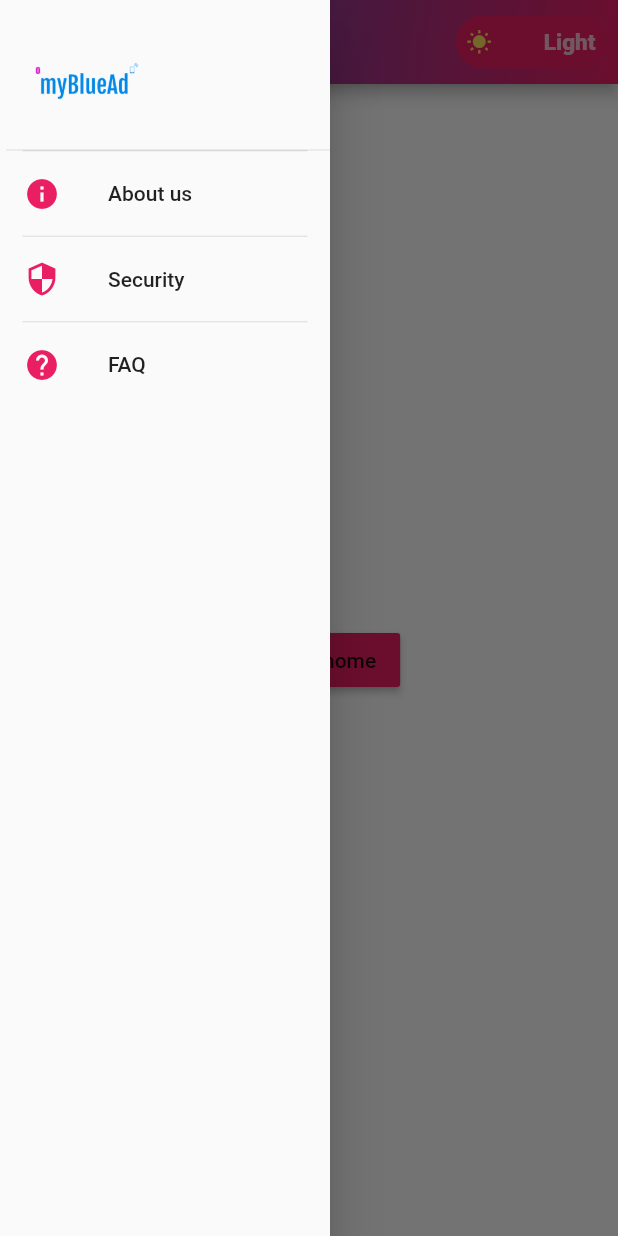
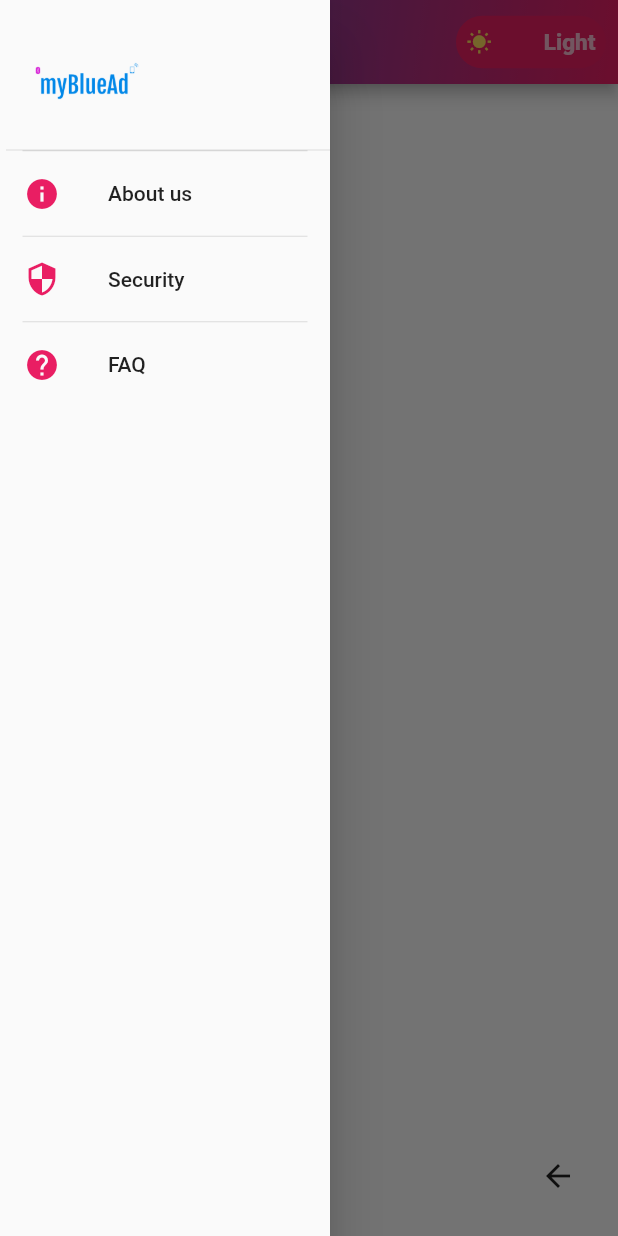
Before and after one commit to teeterls/myBlueAd, a Flutter app: the LogInScreen screen opened by its route, with the side drawer open, on a phone screen of 412 x 824 dp. Run offline on Flutter 3.47's test engine with Material 2 defaults, Android fonts, the phone set to English and light mode, and no system bars; drawn by our look-alikes of flutter_switch; our stand-ins replace firebase_core, gradient_widgets; accounts and stored records are empty.

Commit message:
añadimos los providers y accedemos al thememodel directamente sin pasar parametros, porque tenemos un global provider!!

```diff
--- a/frontend/lib/view/screens/log_in_screen.dart
+++ b/frontend/lib/view/screens/log_in_screen.dart
@@ -1,14 +1,12 @@
 import 'package:flutter/material.dart';
 import 'package:frontend/model/theme_model.dart';
 import 'package:frontend/view/widgets/custom_appbar.dart';
+import 'package:frontend/view/widgets/custom_backbutton.dart';
 import 'package:frontend/view/widgets/custom_drawer.dart';
+import 'package:provider/provider.dart';
 
 //LOGIN USUARIO REGISTRADO
 class LogInScreen extends StatefulWidget {
-  final ThemeModel _model;
-
-  //constructor
-  LogInScreen(this._model);
   @override
   _LogInScreenState createState() => _LogInScreenState();
 }
@@ -20,19 +18,8 @@ class _LogInScreenState extends State<LogInScreen> {
     return SafeArea(
         child: Scaffold(
             key: _scaffoldKey,
-            drawer: CustomDrawer(widget._model),
-            appBar: CustomAppBar(widget._model, _scaffoldKey, context),
-            body: Center(
-                child: RaisedButton(
-                  color: Theme.of(context).primaryColor,
-                  child: Text('Volver a home'),
-                  onPressed: ()
-                  {
-                    //volver directamente
-                    Navigator.of(context).pop();
-                  },
-
-                )
-            )));
+            drawer: CustomDrawer(),
+            appBar: CustomAppBar( _scaffoldKey, context),
+            floatingActionButton: CustomBackButton(),));
   }
 }
--- a/frontend/lib/view/widgets/custom_appbar.dart
+++ b/frontend/lib/view/widgets/custom_appbar.dart
@@ -1,17 +1,17 @@
 //TODO CUSTOMAPPBAR SHAREPREFERENCE IDIOMA Y THEME
 import 'package:flutter/material.dart';
 import 'package:frontend/model/theme_model.dart';
+import 'package:provider/provider.dart';
 
 import 'custom_switch.dart';
 
 class CustomAppBar extends AppBar
 {
-  final ThemeModel _model;
   final GlobalKey<ScaffoldState> _scaffoldKey;
   final BuildContext _context;
   //constructor
 
-  CustomAppBar(this._model, this._scaffoldKey, this._context, {Key key, Widget leading, Widget flexibleSpace, List <Widget> actions}) :
+  CustomAppBar(this._scaffoldKey, this._context, {Key key, Widget leading, Widget flexibleSpace, List <Widget> actions}) :
         super (key:key,
           leading: Padding(
             padding: const EdgeInsets.only(left: 8.0),
@@ -34,6 +34,6 @@ class CustomAppBar extends AppBar
             ),
           ),
           actions: <Widget>[
-    CustomSwitch(_model)
+    CustomSwitch(Provider.of<ThemeModel>(_context, listen: false))
   ]);
 }
--- /dev/null
+++ b/frontend/lib/view/widgets/custom_backbutton.dart
@@ -0,0 +1,16 @@
+import 'package:flutter/material.dart';
+import 'package:frontend/model/theme_model.dart';
+import 'package:provider/provider.dart';
+class CustomBackButton extends StatelessWidget {
+  @override
+  Widget build(BuildContext context) {
+    return IconButton(
+      icon: Icon(Icons.arrow_back),
+      hoverColor: Provider.of<ThemeModel>(context, listen: false).mode==ThemeMode.dark ? Colors.yellow : Theme.of(context).primaryColor,
+      splashColor: Provider.of<ThemeModel>(context, listen: false).mode==ThemeMode.dark ? Colors.yellow : Theme.of(context).primaryColor,
+      onPressed: (){
+        Navigator.of(context).pop();
+      },
+    );
+  }
+}
--- a/frontend/lib/view/widgets/custom_drawer.dart
+++ b/frontend/lib/view/widgets/custom_drawer.dart
@@ -1,11 +1,8 @@
 import 'package:flutter/material.dart';
 import 'package:frontend/model/theme_model.dart';
+import 'package:provider/provider.dart';
 
 class CustomDrawer extends StatefulWidget {
-  final ThemeModel _model;
-
-  //constructor
-  CustomDrawer(this._model);
   @override
   _CustomDrawerState createState() => _CustomDrawerState();
 }
@@ -35,7 +32,7 @@ class _CustomDrawerState extends State<CustomDrawer> {
         },
         title: Text('About us'),
         leading: Icon(Icons.info,
-            color: widget._model.mode==ThemeMode.dark ? Colors.yellow : Theme.of(context).primaryColor),
+            color: Provider.of<ThemeModel>(context, listen: false).mode==ThemeMode.dark ? Colors.yellow : Theme.of(context).primaryColor),
       ),
       ListTile(
         onTap: ()
@@ -45,7 +42,7 @@ class _CustomDrawerState extends State<CustomDrawer> {
         },
         title: Text('Security'),
         leading: Icon(Icons.security,
-        color: widget._model.mode==ThemeMode.dark ? Colors.yellow : Theme.of(context).primaryColor),
+        color: Provider.of<ThemeModel>(context, listen: false).mode==ThemeMode.dark ? Colors.yellow : Theme.of(context).primaryColor),
       ),
       ListTile(
         onTap: ()
@@ -54,7 +51,8 @@ class _CustomDrawerState extends State<CustomDrawer> {
           Navigator.of(context).pushNamed('/homeoptions', arguments: _option);
         },
         title: Text('FAQ'),
-        leading: Icon(Icons.help, color: widget._model.mode==ThemeMode.dark ? Colors.yellow : Theme.of(context).primaryColor),
+        leading: Icon(Icons.help,
+            color: Provider.of<ThemeModel>(context, listen: false).mode==ThemeMode.dark ? Colors.yellow : Theme.of(context).primaryColor),
       ),
     ];
 
```
Also changed, not shown: frontend/lib/view/app.dart (+5 -5 lines), frontend/lib/view/screens/about_screen.dart (+7 -20 lines), frontend/lib/view/screens/home_screen.dart (+3 -7 lines), frontend/lib/view/screens/sign_up_screen.dart (+5 -7 lines), frontend/lib/view/widgets/home_options_widget.dart (+9 -32 lines), frontend/pubspec.lock.
